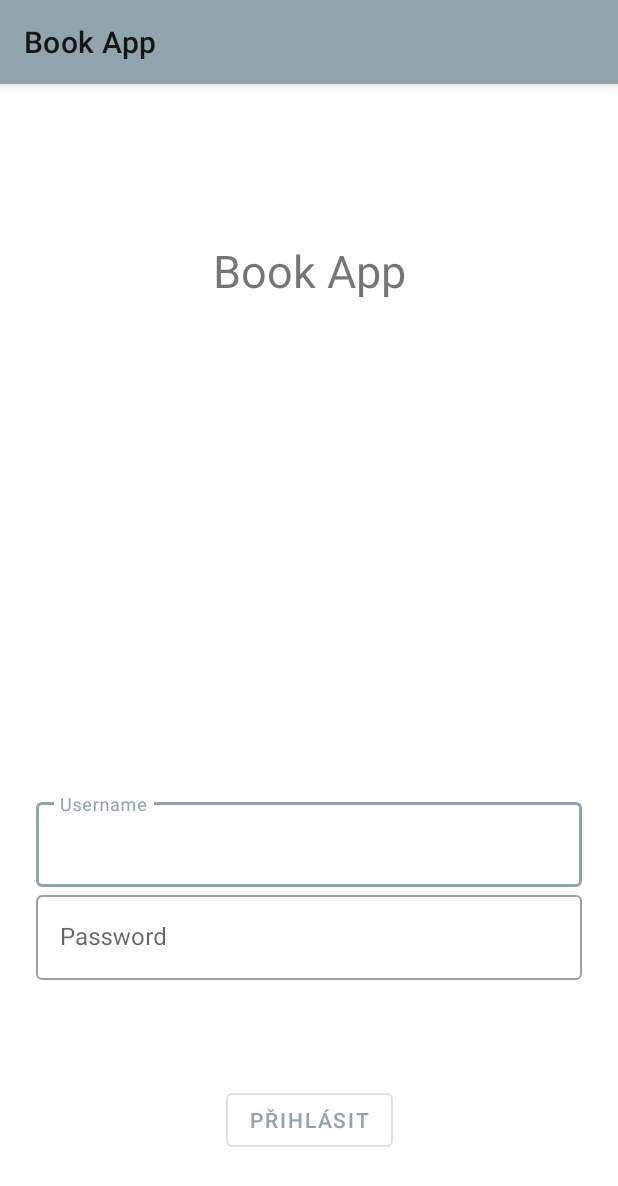
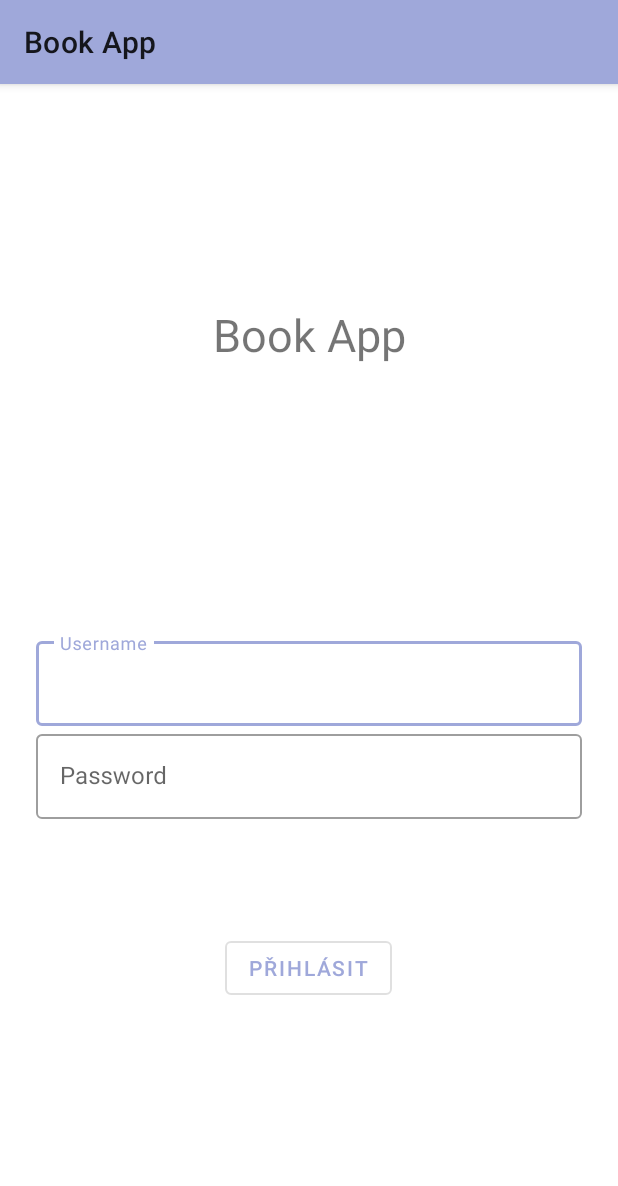
Before and after one commit to kujade/book-app, an Android app: the screen it shows after launch (MainActivity), on a phone screen of 412 x 824 dp. Shown: the top 1186 px of the screen. Run offline under Robolectric (Android 15) with nearby library versions, the phone set to English and light mode, and no system bars.

Commit message:
gitignore, colors

```diff
--- a/app/src/main/res/layout/fragment_login.xml
+++ b/app/src/main/res/layout/fragment_login.xml
@@ -16,7 +16,7 @@
             android:id="@+id/textView"
             android:layout_marginBottom="8dp"
             app:layout_constraintBottom_toTopOf="@+id/guidelineMiddle"
-            app:layout_constraintVertical_bias="0.204"
+            app:layout_constraintVertical_bias="0.429"
             android:textSize="30sp"/>
 
     <TextView
@@ -88,12 +88,14 @@
             android:layout_marginEnd="8dp"
             app:layout_constraintEnd_toEndOf="parent"
             android:layout_marginBottom="8dp"
-            app:layout_constraintBottom_toBottomOf="parent"/>
+            app:layout_constraintBottom_toBottomOf="parent"
+            app:layout_constraintHorizontal_bias="0.498"
+            app:layout_constraintVertical_bias="0.259"/>
 
     <androidx.constraintlayout.widget.Guideline
             android:layout_width="wrap_content"
             android:layout_height="wrap_content"
             android:id="@+id/guidelineMiddle"
             android:orientation="horizontal"
-            app:layout_constraintGuide_end="303dp"/>
+            app:layout_constraintGuide_end="410dp"/>
 </androidx.constraintlayout.widget.ConstraintLayout>
--- a/app/src/main/res/values/colors.xml
+++ b/app/src/main/res/values/colors.xml
@@ -1,6 +1,6 @@
 <?xml version="1.0" encoding="utf-8"?>
 <resources>
-    <color name="colorPrimary">#90A4AE</color>
+    <color name="colorPrimary">#9fa8da</color>
     <color name="colorPrimaryDark">#00574B</color>
     <color name="white">#fff</color>
     <color name="text">#000000</color>
```
Also changed, not shown: 1 other file.
